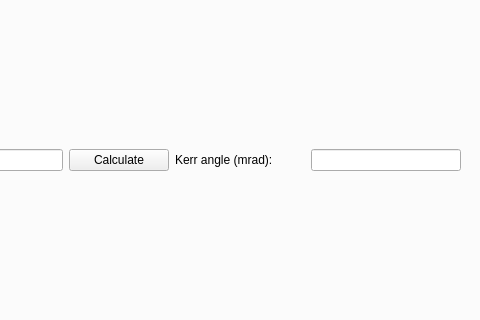
First picture: the form in nicos_jcns/moke01/gui/mokepanel.ui, repository mlz-ictrl/nicos, before the edit; both pictures show x 423 to 903 and y 183 to 503 of the 1015 by 600 pixel window.
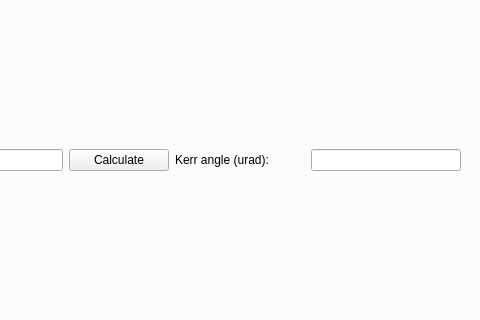
Second picture: the form after the edit. The open tabs and pages were chosen to show the change. Icons and pictures are not drawn.

Commit message:
moke01/gui: ellipticity and kerr angle should be in urad
Also, SKT to degree formula is 1.5 [deg] / 25 [SKT], not 0.7/25

What changed in the file:
```diff
--- a/nicos_jcns/moke01/gui/mokepanel.ui
+++ b/nicos_jcns/moke01/gui/mokepanel.ui
@@ -960,7 +960,7 @@
             </size>
            </property>
            <property name="text">
-            <string>Kerr angle (mrad):</string>
+            <string>Kerr angle (urad):</string>
            </property>
           </widget>
          </item>
```
The commit also changes 3 other files.
